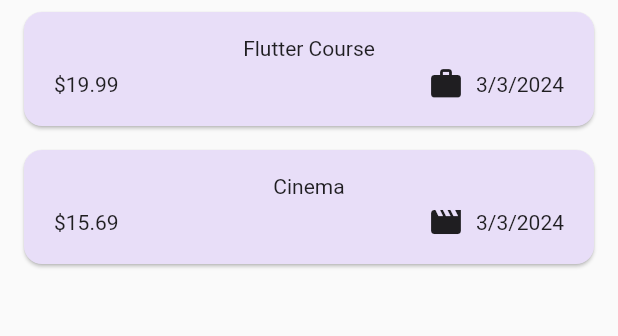
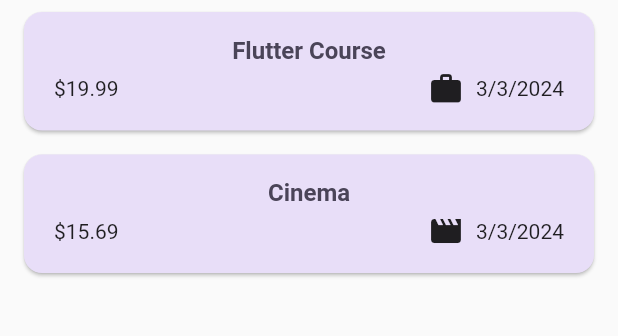
Before and after one commit to EphriamHab/expense_tracker_flutter, a Flutter app: the screen it shows after launch, on a phone screen of 412 x 824 dp, the part 108-444 px from its top. Run offline on Flutter 3.47's test engine with Material 2 defaults, Android fonts, the phone set to English and light mode, and no system bars.

Commit message:
expense item

```diff
--- a/lib/widgets/expenses_list/expense_item.dart
+++ b/lib/widgets/expenses_list/expense_item.dart
@@ -17,7 +17,8 @@ class ExpenseItem extends StatelessWidget {
         ),
         child: Column(
           children: [
-            Text(expense.title),
+            Text(expense.title,
+            style: Theme.of(context).textTheme.titleLarge),
             const SizedBox(height: 4),
             Row(
               children: [
```
